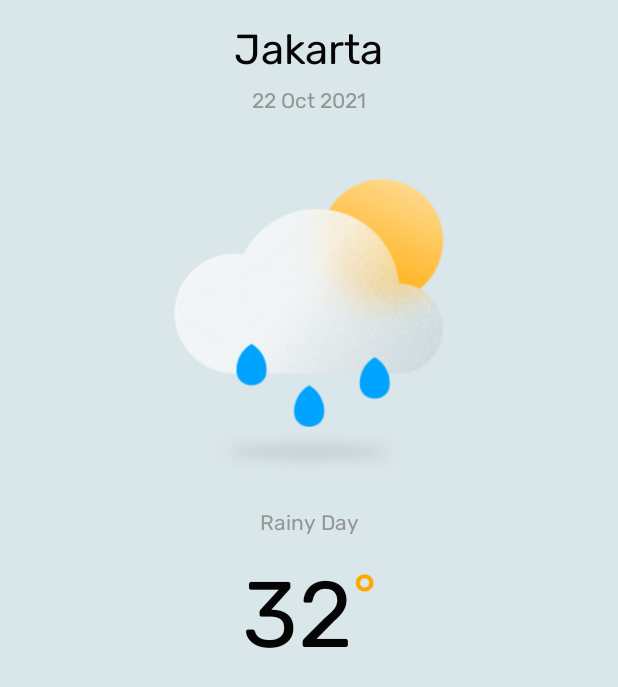
After one commit to severianfw/weather-app, an Android app: the layout activity_detail.xml on its own in the app's theme, with its tools: preview values and no code run, on a phone screen of 412 x 824 dp. The commit adds this screen. Shown: the top 687 px of the screen. Run offline under Robolectric (Android 15) with nearby library versions, the phone set to English and light mode, and no system bars.

Commit message:
feat: add search weather by city name

```diff
--- a/app/src/main/java/com/severianfw/weatherapp/service/ApiService.kt
+++ b/app/src/main/java/com/severianfw/weatherapp/service/ApiService.kt
@@ -24,4 +24,10 @@ interface ApiService {
         @Query("appid") appId: String
     ): Call<CurrentWeatherResponse>
 
+    @GET("data/2.5/weather")
+    fun getWeatherByCityName(
+        @Query("q") cityName: String,
+        @Query("units") units: String,
+        @Query("appid") appId: String
+    ): Call<CurrentWeatherResponse>
 }
--- a/app/src/main/java/com/severianfw/weatherapp/ui/home/HourlyListAdapter.kt
+++ b/app/src/main/java/com/severianfw/weatherapp/ui/home/HourlyListAdapter.kt
@@ -21,7 +21,6 @@ class HourlyListAdapter(private val listHourlyItem: List<HourlyItem>) :
             time = time?.substring(11, 16)
             time = time?.replace(':', '.')
 
-            Log.e("TESTING", item.temperatureDetail.toString())
             itemHourForecastBinding.tvHourTemperature.text = item.temperatureDetail?.temp?.toInt().toString()
             itemHourForecastBinding.tvTime.text = time.toString()
 
@@ -40,7 +39,6 @@ class HourlyListAdapter(private val listHourlyItem: List<HourlyItem>) :
 
     override fun onBindViewHolder(holder: ListViewHolder, position: Int) {
         holder.bind(listHourlyItem[position])
-        Log.e("POSITION", position.toString())
     }
 
     override fun getItemCount(): Int = listHourlyItem.size
--- /dev/null
+++ b/app/src/main/res/drawable/bg_search.xml
@@ -0,0 +1,6 @@
+<?xml version="1.0" encoding="utf-8"?>
+<shape xmlns:android="http://schemas.android.com/apk/res/android">
+    <solid android:color="@color/alice_blue_200"/>
+    <stroke android:color="@color/alice_blue_400" android:width="2dp"/>
+    <corners android:radius="200dp"/>
+</shape>
--- /dev/null
+++ b/app/src/main/res/layout/activity_detail.xml
@@ -0,0 +1,86 @@
+<?xml version="1.0" encoding="utf-8"?>
+<androidx.constraintlayout.widget.ConstraintLayout xmlns:android="http://schemas.android.com/apk/res/android"
+    xmlns:app="http://schemas.android.com/apk/res-auto"
+    xmlns:tools="http://schemas.android.com/tools"
+    android:layout_width="match_parent"
+    android:layout_height="match_parent"
+    android:paddingHorizontal="24dp"
+    tools:context=".ui.detail.DetailActivity">
+
+
+    <TextView
+        android:id="@+id/tv_location_country"
+        android:layout_width="wrap_content"
+        android:layout_height="wrap_content"
+        android:textSize="28sp"
+        android:layout_marginTop="16dp"
+        app:layout_constraintTop_toTopOf="parent"
+        app:layout_constraintEnd_toEndOf="parent"
+        app:layout_constraintStart_toStartOf="parent"
+        tools:text="Jakarta" />
+
+    <TextView
+        android:id="@+id/tv_time"
+        android:layout_width="wrap_content"
+        android:layout_height="wrap_content"
+        android:textColor="@color/grey"
+        android:layout_marginTop="8dp"
+        app:layout_constraintTop_toBottomOf="@id/tv_location_country"
+        app:layout_constraintEnd_toEndOf="parent"
+        app:layout_constraintStart_toStartOf="parent"
+        tools:text="22 Oct 2021" />
+
+    <ImageView
+        android:id="@+id/ic_main_weather"
+        android:layout_width="240dp"
+        android:layout_height="240dp"
+        android:layout_marginTop="16dp"
+        app:layout_constraintEnd_toEndOf="parent"
+        app:layout_constraintStart_toStartOf="parent"
+        app:layout_constraintTop_toBottomOf="@id/tv_time"
+        tools:src="@drawable/rainy_day" />
+
+    <TextView
+        android:id="@+id/tv_main_weather"
+        android:layout_width="wrap_content"
+        android:layout_height="wrap_content"
+        android:layout_marginTop="8dp"
+        android:textColor="@color/grey"
+        app:layout_constraintEnd_toEndOf="parent"
+        app:layout_constraintStart_toStartOf="parent"
+        app:layout_constraintTop_toBottomOf="@+id/ic_main_weather"
+        tools:text="Rainy Day" />
+
+    <LinearLayout
+        android:id="@+id/linearLayout"
+        android:layout_width="wrap_content"
+        android:layout_height="wrap_content"
+        android:layout_marginTop="16dp"
+        android:gravity="center"
+        app:layout_constraintEnd_toEndOf="parent"
+        app:layout_constraintStart_toStartOf="parent"
+        app:layout_constraintTop_toBottomOf="@+id/tv_main_weather">
+
+        <TextView
+            android:id="@+id/tv_temperature"
+            android:layout_width="wrap_content"
+            android:layout_height="wrap_content"
+            android:textSize="62sp"
+            app:layout_constraintBottom_toBottomOf="parent"
+            app:layout_constraintEnd_toEndOf="parent"
+            app:layout_constraintStart_toStartOf="parent"
+            app:layout_constraintTop_toTopOf="parent"
+            tools:text="32" />
+
+        <TextView
+            android:layout_width="wrap_content"
+            android:layout_height="wrap_content"
+            android:layout_gravity="top"
+            android:text="@string/degrees"
+            android:textColor="@color/yellow"
+            android:textSize="40sp"
+            app:layout_constraintStart_toEndOf="@+id/tv_temperature"
+            app:layout_constraintTop_toTopOf="@+id/tv_temperature" />
+    </LinearLayout>
+
+</androidx.constraintlayout.widget.ConstraintLayout>
--- a/app/src/main/res/layout/item_hour_forecast.xml
+++ b/app/src/main/res/layout/item_hour_forecast.xml
@@ -7,7 +7,7 @@
     android:layout_height="wrap_content"
     android:layout_marginTop="8dp"
     android:layout_marginEnd="4dp"
-    android:background="@drawable/item_bg"
+    android:background="@drawable/bg_item"
     android:paddingHorizontal="12dp"
     android:paddingVertical="8dp">
 
--- a/app/src/main/res/menu/item_menu.xml
+++ b/app/src/main/res/menu/item_menu.xml
@@ -7,7 +7,7 @@
 
     <item
         android:id="@+id/nav_search"
-        android:icon="@drawable/ic_search"
+        android:icon="@drawable/ic_search_black"
         android:title="Search"/>
 
 </menu>
```
Also changed, not shown: app/src/main/AndroidManifest.xml (+6 -3 lines), app/src/main/java/com/severianfw/weatherapp/ui/detail/DetailActivity.kt (added, +56 -0 lines), app/src/main/java/com/severianfw/weatherapp/ui/detail/DetailViewModel.kt (added, +46 -0 lines), app/src/main/java/com/severianfw/weatherapp/ui/home/HomeFragment.kt (+23 -2 lines), app/src/main/java/com/severianfw/weatherapp/ui/main/MainActivity.kt (+5 -3 lines), app/src/main/java/com/severianfw/weatherapp/ui/search/SearchFragment.kt (added, +43 -0 lines), app/src/main/res/layout/fragment_search.xml (added, +26 -0 lines), app/src/main/res/drawable/bg_item.xml (renamed from app/src/main/res/drawable/item_bg.xml), app/src/main/res/drawable/ic_search.png (deleted), app/src/main/res/drawable/ic_search_black.png (added).
